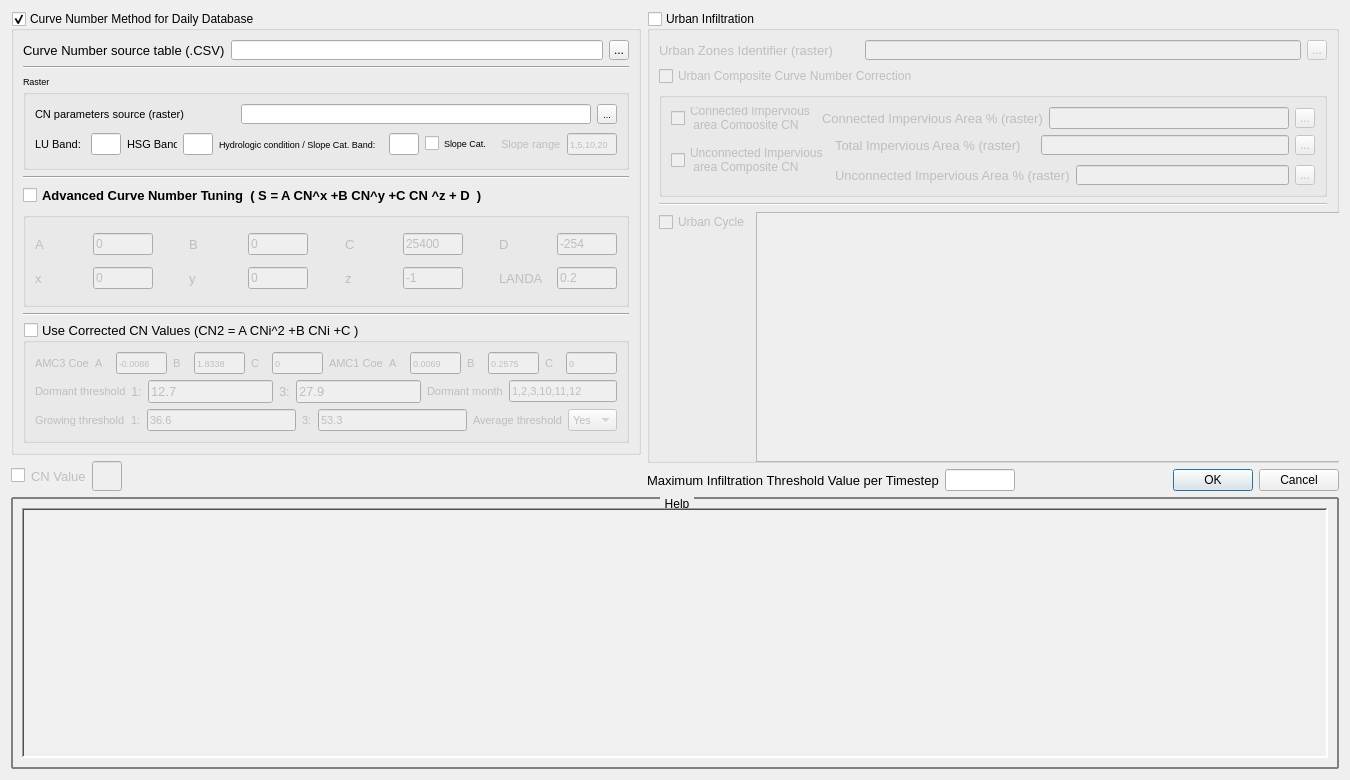
IDAEA-EVS/waterpybal, file waterpybal_ui_py_inc_functions/waterpybal_ui_design/infiltration_new.ui: the form before one commit.
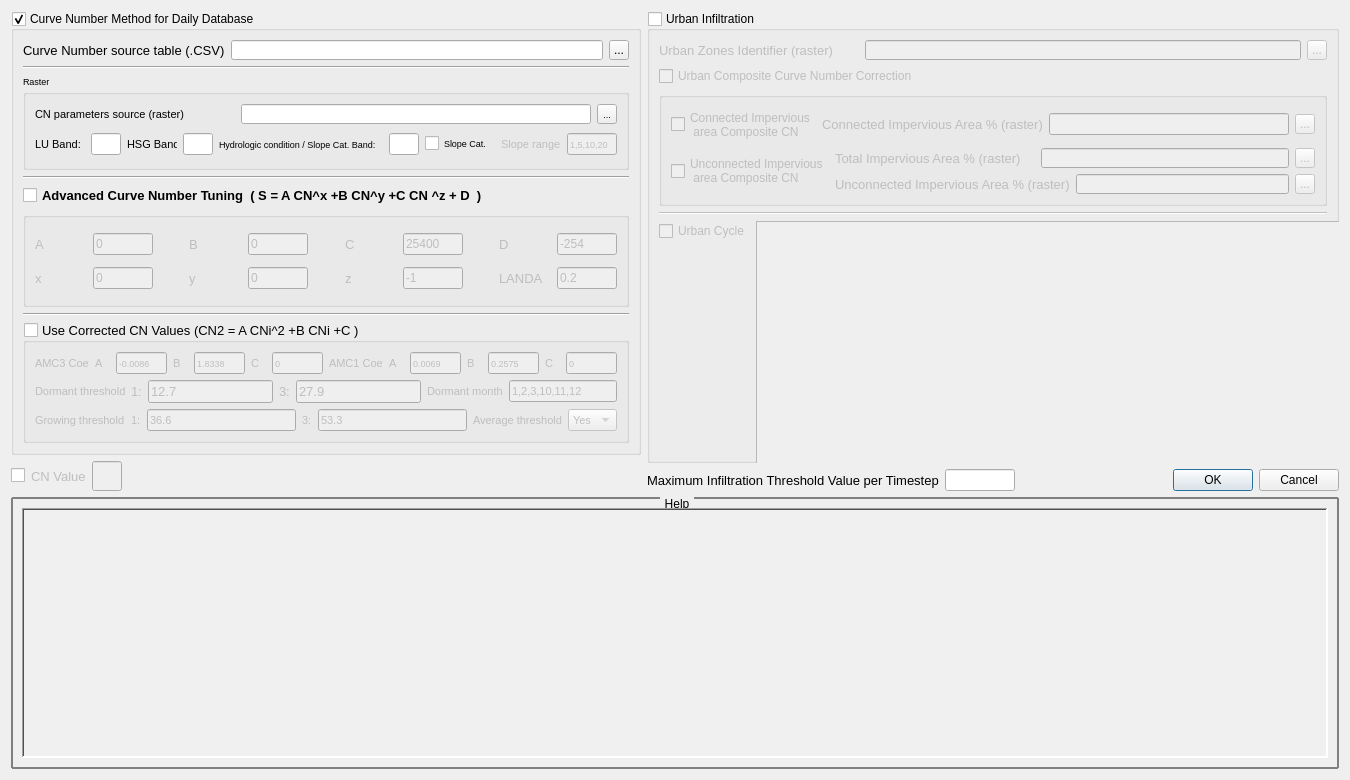
The form after the commit.

```diff
--- a/waterpybal_ui_py_inc_functions/waterpybal_ui_design/infiltration_new.ui
+++ b/waterpybal_ui_py_inc_functions/waterpybal_ui_design/infiltration_new.ui
@@ -1948,7 +1948,7 @@
                  <property name="minimumSize">
                   <size>
                    <width>120</width>
-                   <height>22</height>
+                   <height>35</height>
                   </size>
                  </property>
                  <property name="text">
@@ -2119,7 +2119,7 @@
                     <enum>Qt::Vertical</enum>
                    </property>
                    <property name="sizeType">
-                    <enum>QSizePolicy::Fixed</enum>
+                    <enum>QSizePolicy::Maximum</enum>
                    </property>
                    <property name="sizeHint" stdset="0">
                     <size>
```
